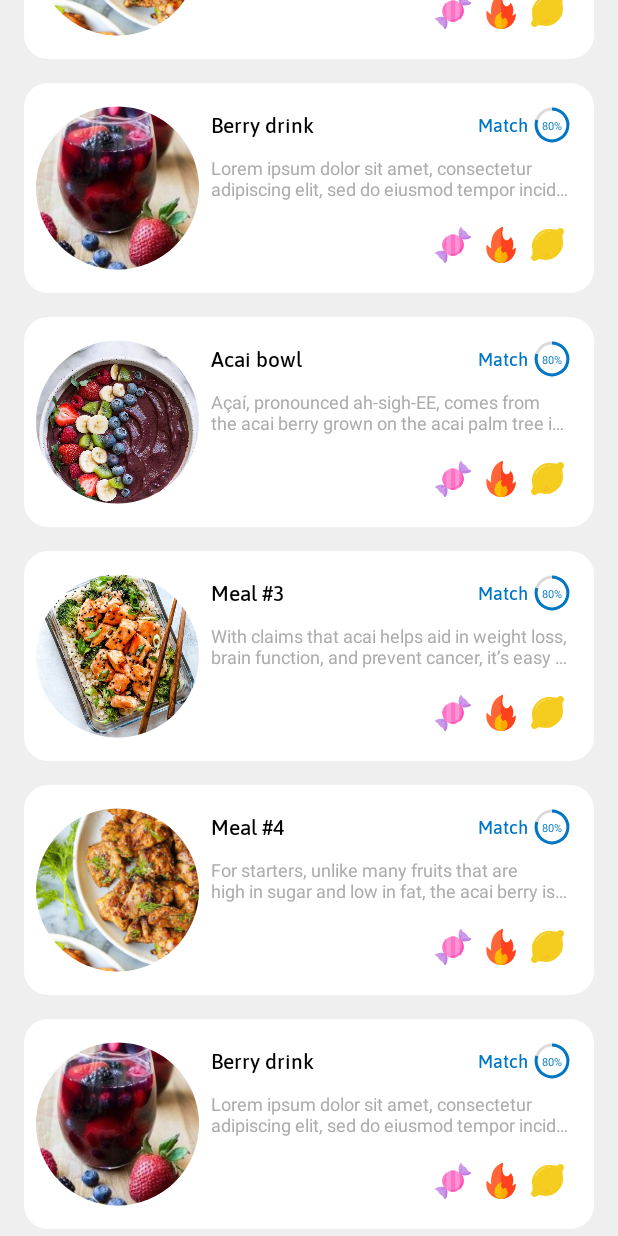
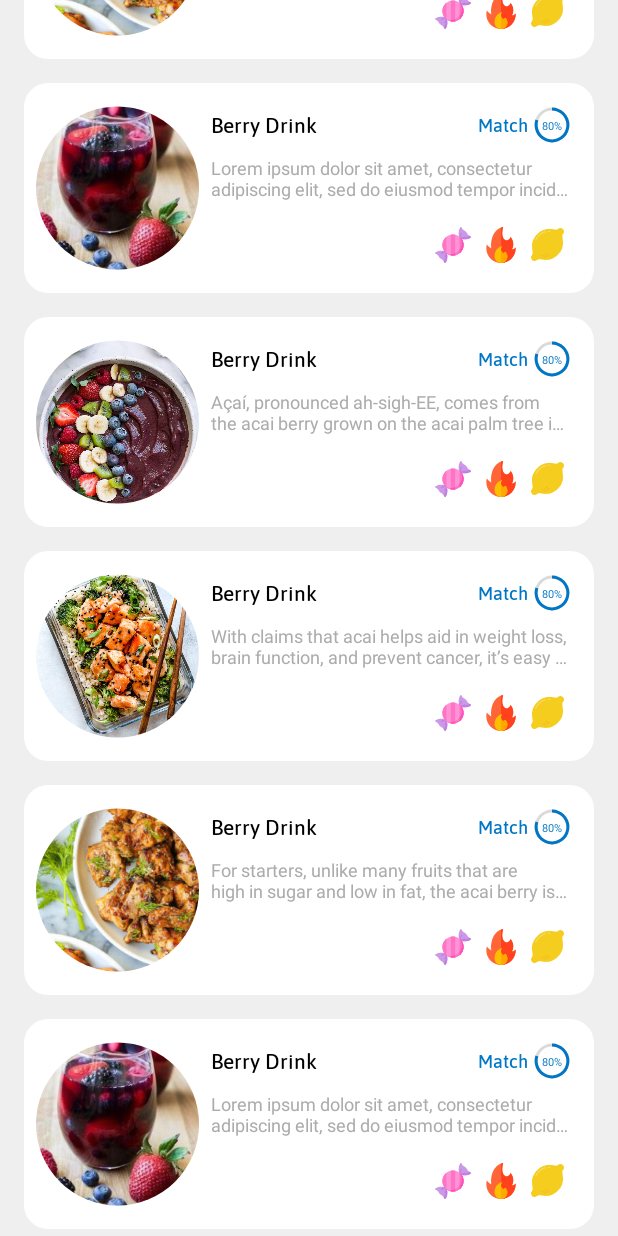
Before and after one commit to DmytroDyshuk/MealOptions, an Android app: the screen it shows after launch (MainActivity), scrolled down 576 dp, on a phone screen of 412 x 824 dp. Run offline under Robolectric (Android 15) with nearby library versions, the phone set to English and light mode, and no system bars; plain views replace PorterShapeImageView.

Commit message:
misc update

```diff
--- a/app/src/main/java/com/example/mealoptions/FoodDetailsActivity.kt
+++ b/app/src/main/java/com/example/mealoptions/FoodDetailsActivity.kt
@@ -13,7 +13,5 @@ class FoodDetailsActivity : AppCompatActivity() {
         tvTitleFood.text = food.title
         ivImage.setImageResource(food.icon)
         tvDescription.text = food.text
-
     }
-
 }
--- a/app/src/main/java/com/example/mealoptions/FoodsAdapter.kt
+++ b/app/src/main/java/com/example/mealoptions/FoodsAdapter.kt
@@ -3,7 +3,6 @@ package com.example.mealoptions
 import android.view.LayoutInflater
 import android.view.View
 import android.view.ViewGroup
-import android.widget.Adapter
 import android.widget.ImageView
 import android.widget.TextView
 import androidx.recyclerview.widget.RecyclerView
@@ -24,7 +23,6 @@ class FoodsAdapter(private val values: List<Food>, private val listener: OnFoodC
         holder.itemView.setOnClickListener {
             listener.onFoodClicked(food)
         }
-
     }
 
     class ViewHolder(itemView: View): RecyclerView.ViewHolder(itemView) {
@@ -33,7 +31,7 @@ class FoodsAdapter(private val values: List<Food>, private val listener: OnFoodC
         var tvDescription: TextView? = null
 
         init {
-            tvTitleFood = itemView.findViewById(R.id.tvTitleFood)
+            tvTitleFood = itemView.findViewById(R.id.tvDescription)
             ivImage = itemView.findViewById(R.id.ivImage)
             tvDescription = itemView.findViewById(R.id.tvDescription)
         }
--- a/app/src/main/res/layout/activity_food_details.xml
+++ b/app/src/main/res/layout/activity_food_details.xml
@@ -8,9 +8,6 @@
     android:layout_height="match_parent">
 
     <androidx.constraintlayout.widget.ConstraintLayout
-        xmlns:android="http://schemas.android.com/apk/res/android"
-        xmlns:app="http://schemas.android.com/apk/res-auto"
-        xmlns:tools="http://schemas.android.com/tools"
         android:background="@color/colorMainBackground"
         android:layout_width="match_parent"
         android:layout_height="wrap_content">
--- a/app/src/main/res/layout/item_food_layout.xml
+++ b/app/src/main/res/layout/item_food_layout.xml
@@ -121,7 +121,6 @@
                 android:layout_margin="4dp"
                 app:srcCompat="@drawable/vector_lemon_icon"/>
 
-
         </LinearLayout>
 
     </LinearLayout>
--- a/build.gradle
+++ b/build.gradle
@@ -8,7 +8,7 @@ buildscript {
 
     }
     dependencies {
-        classpath 'com.android.tools.build:gradle:3.6.1'
+        classpath 'com.android.tools.build:gradle:4.0.1'
         classpath "org.jetbrains.kotlin:kotlin-gradle-plugin:$kotlin_version"
 
         // NOTE: Do not place your application dependencies here; they belong
```
Also changed, not shown: app/src/main/java/com/example/mealoptions/MainActivity.kt (+3 -8 lines), gradle/wrapper/gradle-wrapper.properties.
